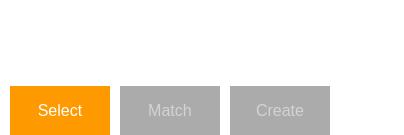
First picture: the form in demo/Controls.ui, repository ialhashim/topo-blend, before the edit.
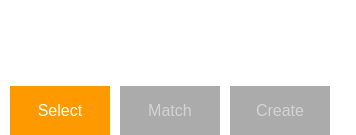
Second picture: the form after the edit.

Patch:
```diff
--- a/demo/Controls.ui
+++ b/demo/Controls.ui
@@ -6,7 +6,7 @@
    <rect>
     <x>0</x>
     <y>0</y>
-    <width>404</width>
+    <width>356</width>
     <height>135</height>
    </rect>
   </property>
```
